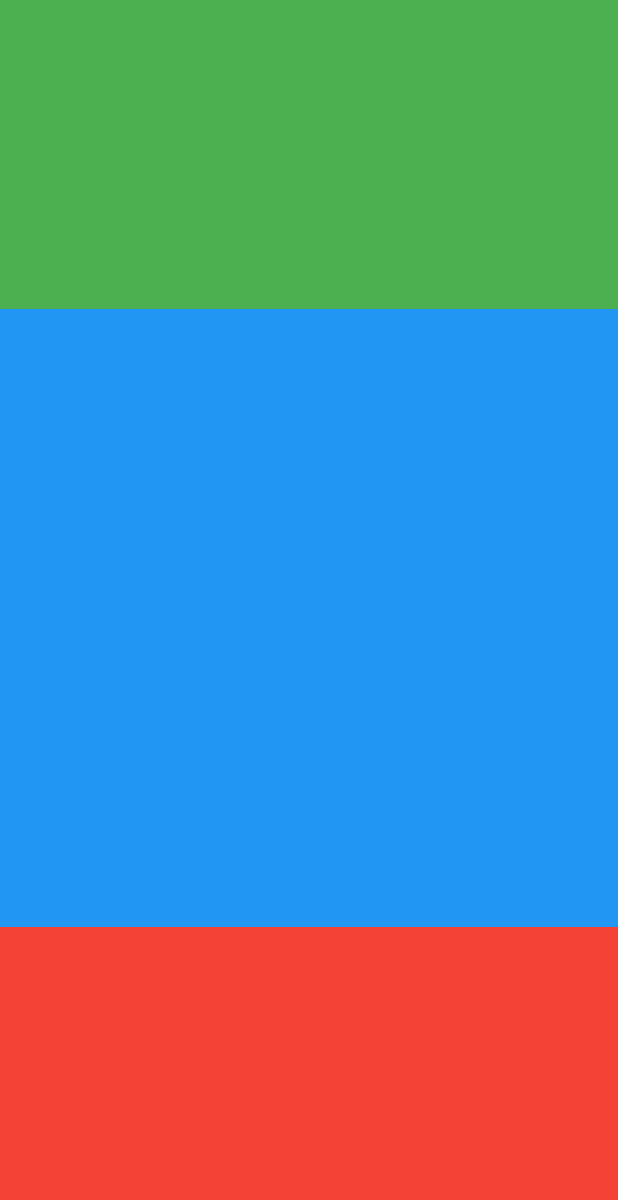
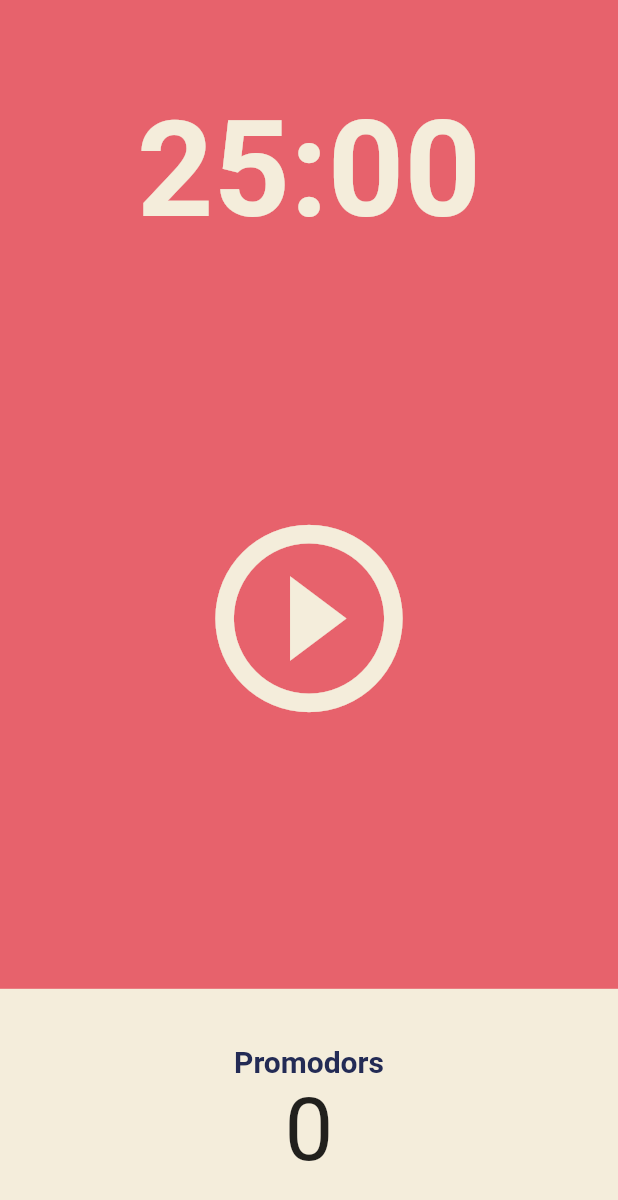
Before and after one commit to dionysus11-source/pomodoro_2023, a Flutter app: the screen it shows after launch, on a phone screen of 412 x 824 dp. Shown: the top 1200 px of the screen. Run offline on Flutter 3.47's test engine with Material 2 defaults, Android fonts, the phone set to English and light mode, and no system bars.

Commit message:
Add timer number and text

```diff
--- a/lib/screens/home_screen.dart
+++ b/lib/screens/home_screen.dart
@@ -1,5 +1,4 @@
 import 'package:flutter/material.dart';
-import 'package:desktop_window/desktop_window.dart';
 
 class HomeScreen extends StatefulWidget {
   const HomeScreen({super.key});
@@ -12,36 +11,69 @@
   @override
   void initState() {
     super.initState();
-    DesktopWindow.setWindowSize(
-      const Size(600, 800),
-    );
+    //DesktopWindow.setWindowSize(
+    //  const Size(600, 800),
+    //);
   }
 
   @override
   Widget build(BuildContext context) {
     return Scaffold(
+      backgroundColor: Theme.of(context).colorScheme.background,
       body: Column(children: [
         Flexible(
             flex: 1,
             child: Container(
-              decoration: const BoxDecoration(
-                color: Colors.green,
+              alignment: Alignment.bottomCenter,
+              decoration: const BoxDecoration(),
+              child: Text(
+                '25:00',
+                style: TextStyle(
+                  color: Theme.of(context).cardColor,
+                  fontSize: 89,
+                  fontWeight: FontWeight.w600,
+                ),
               ),
             )),
         Flexible(
-            flex: 2,
-            child: Container(
-              decoration: const BoxDecoration(
-                color: Colors.blue,
+            flex: 3,
+            child: Center(
+              child: IconButton(
+                icon: const Icon(Icons.play_circle_outline),
+                onPressed: () {},
+                iconSize: 150,
+                color: Theme.of(context).cardColor,
               ),
             )),
         Flexible(
             flex: 1,
-            child: Container(
-              decoration: const BoxDecoration(
-                color: Colors.red,
+            child: Row(children: [
+              Expanded(
+                child: Container(
+                  decoration: BoxDecoration(
+                    color: Theme.of(context).cardColor,
+                  ),
+                  child: Column(
+                    mainAxisAlignment: MainAxisAlignment.center,
+                    children: [
+                      Text(
+                        'Promodors',
+                        style: TextStyle(
+                          fontWeight: FontWeight.w600,
+                          fontSize: 20,
+                          color:
+                              Theme.of(context).textTheme.displayLarge!.color,
+                        ),
+                      ),
+                      const Text(
+                        '0',
+                        style: TextStyle(fontSize: 58),
+                      ),
+                    ],
+                  ),
+                ),
               ),
-            )),
+            ])),
       ]),
     );
   }
```
